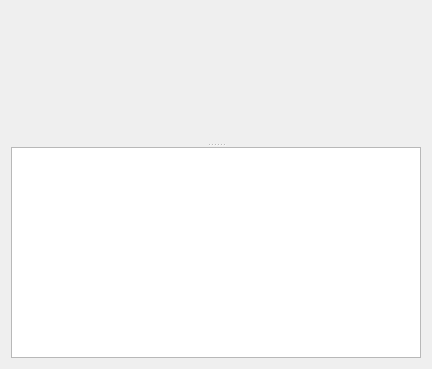
Before: the Qt Designer form lib/plots/one_axis_plot.ui in Kirikus/Experiments_2024_autumn, drawn with Qt 5.
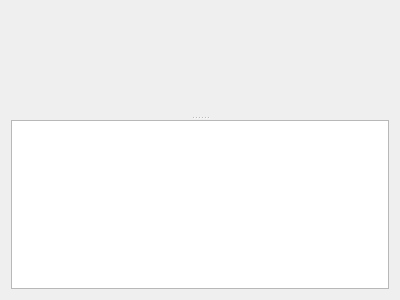
After: the same form once the commit is applied. Custom widgets are drawn as their Qt base class.

```diff
--- a/lib/plots/one_axis_plot.ui
+++ b/lib/plots/one_axis_plot.ui
@@ -6,8 +6,8 @@
    <rect>
     <x>0</x>
     <y>0</y>
-    <width>432</width>
-    <height>369</height>
+    <width>400</width>
+    <height>300</height>
    </rect>
   </property>
   <property name="windowTitle">
```
Left out of the diff: 2 changed lines with no effect on the pictures.
